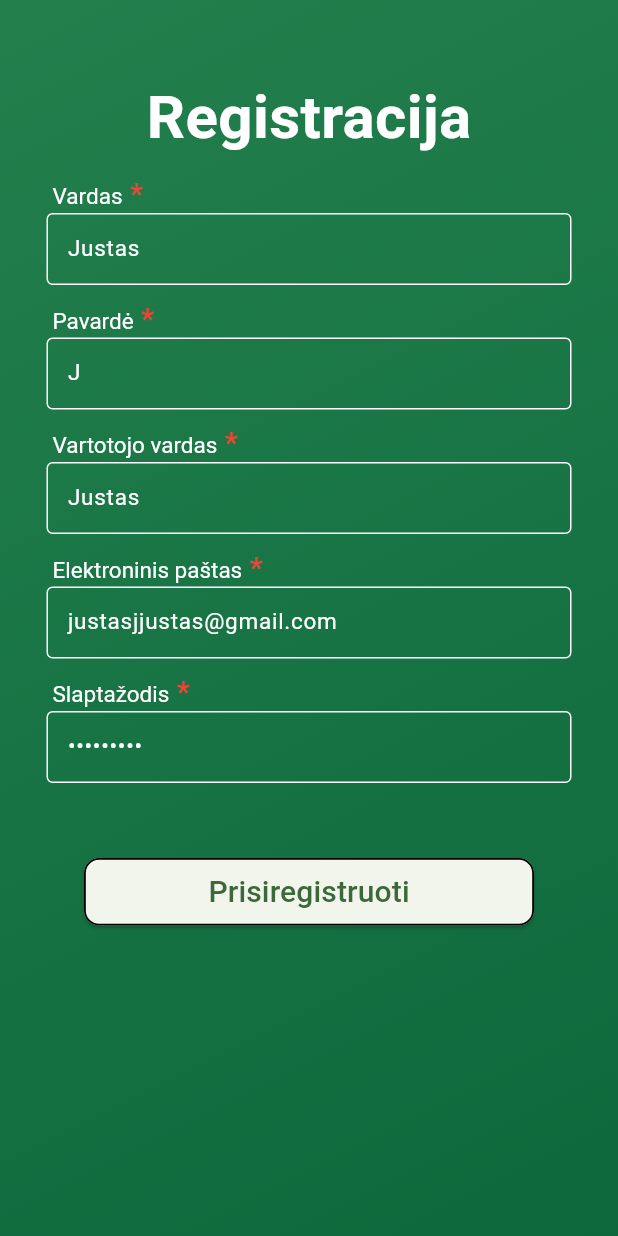
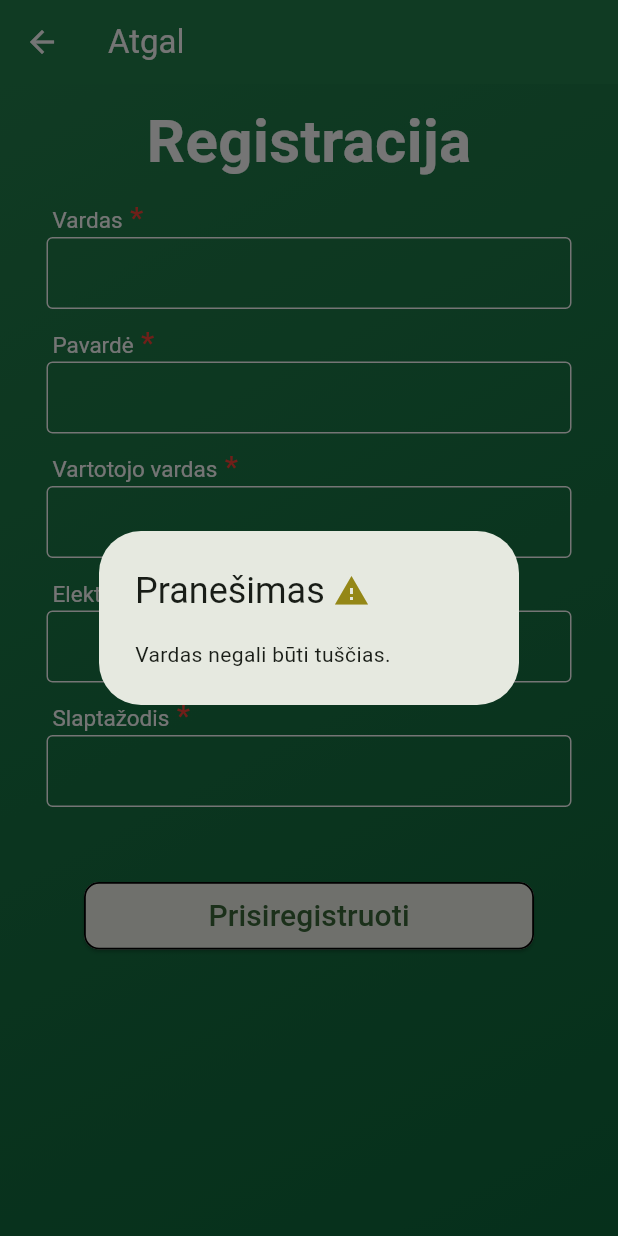
Before and after one commit to TaurasR/PassFort, a Flutter app: the RegisterView screen opened directly, after a tap on "Prisiregistruoti", on a phone screen of 412 x 824 dp. Run offline on Flutter 3.47's test engine with Material 3 defaults, Android fonts, the light colour scheme and no system bars; our stand-ins replace email_validator, local_auth; missing offline and left inert: local_auth_android.

Commit message:
Minor adjustments

```diff
--- a/frontend/lib/assets/database_operations.dart
+++ b/frontend/lib/assets/database_operations.dart
@@ -6,6 +6,10 @@ import 'package:passfort/assets/constants.dart' as constants;
 
 class DatabaseOperations {
   const DatabaseOperations();
+
+  static String hashPassword(String password) {
+    return sha256.convert(utf8.encode(password)).toString();
+  }
 
   static String _hashPassword(String password) {
     return sha256.convert(utf8.encode(password)).toString();
--- a/frontend/lib/main.dart
+++ b/frontend/lib/main.dart
@@ -41,7 +41,7 @@ class _MainApp extends State<MainApp> {
         useMaterial3: true,
         colorScheme: ColorScheme.fromSeed(seedColor: Colors.green),
       ),
-      home: const MainView(),
+      home: const LoginDefaultView(),
       // home: (_hasUserPreviouslyLoggedIn)
       //     ? const LoginAuthenticationView()
       //     : const LoginDefaultView(),
--- a/frontend/lib/views/register_view.dart
+++ b/frontend/lib/views/register_view.dart
@@ -39,6 +39,11 @@ class _RegisterView extends State<RegisterView> {
   @override
   Widget build(BuildContext context) {
     return Scaffold(
+      appBar: AppBar(
+        title: const Text('Atgal'),
+        backgroundColor: const Color.fromARGB(255, 35, 128, 77),
+        foregroundColor: Colors.white,
+      ),
       resizeToAvoidBottomInset: false,
       body: PageBackground(
         child: InkWell(
@@ -51,7 +56,7 @@ class _RegisterView extends State<RegisterView> {
             child: Column(
               crossAxisAlignment: CrossAxisAlignment.start,
               children: [
-                const SizedBox(height: 50),
+                const SizedBox(height: 10),
                 const Center(
                   child: Text(
                     'Registracija',
@@ -86,19 +91,14 @@ class _RegisterView extends State<RegisterView> {
                   child: ButtonWide(
                     text: 'Prisiregistruoti',
                     onPressed: () async {
-                      nameController.text = 'Justas';
-                      lastNameController.text = 'J';
-                      usernameController.text = 'Justas';
-                      emailController.text = 'justasjjustas@gmail.com';
-                      passwordController.text = 'justas123';
-
                       User user = User(
-                        -1, // Does not matter
+                        1, // Does not matter
                         nameController.text,
                         lastNameController.text,
                         usernameController.text,
                         emailController.text,
-                        passwordController.text,
+                        DatabaseOperations.hashPassword(
+                            passwordController.text),
                         usernameController
                             .text, // Decryption key same as username
                       );
@@ -108,27 +108,20 @@ class _RegisterView extends State<RegisterView> {
                       if (status != 0) {
                         registerController.showError(context, status);
                       } else {
-                        // await FileOperations.createFile('user.json');
-                        // await FileOperations.writeToFile(
-                        //     'user.json', jsonEncode(user.toJson()));
-                        // final res =
-                        //     await FileOperations.readFromFile('user.json');
-                        // User u = User.fromJson(jsonDecode(res));
-                        // print(u.getID());
-                        // print(u.getLastName());
-                        // print(u.getDecryptionKey());
+                        if (!await FileOperations.doesFileExist('user.json')) {
+                          await FileOperations.createUserFile();
+                        }
+                        await FileOperations.writeToUserFile(
+                            getPrettyJSONString(user.toJson()));
 
-                        // final response =
-                        //     await DatabaseOperations.insertUser(user);
-                        // print(response);
-                        // if (response.statusCode == 200 && context.mounted) {
-                        //   await showAlertDialogAsync(
-                        //       context, 'Registracija sėkminga!');
-                        //   if (context.mounted) {
-                        //     Navigator.of(context)
-                        //         .popUntil((route) => route.isFirst);
-                        //   }
-                        // }
+                        if (context.mounted) {
+                          await showAlertDialogAsync(
+                              context, 'Registracija sėkminga.');
+                        }
+
+                        if (context.mounted) {
+                          Navigator.pop(context);
+                        }
                       }
                     },
                   ),
```
Also changed, not shown: frontend/lib/views/logins/login_credentials_view.dart (+41 -6 lines).
